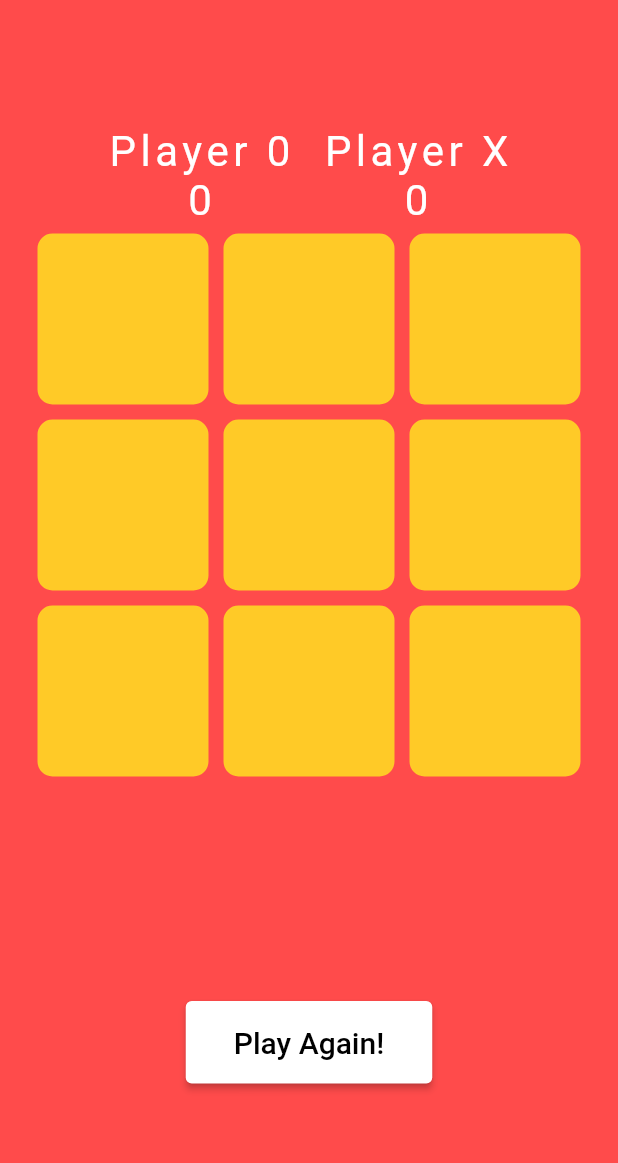
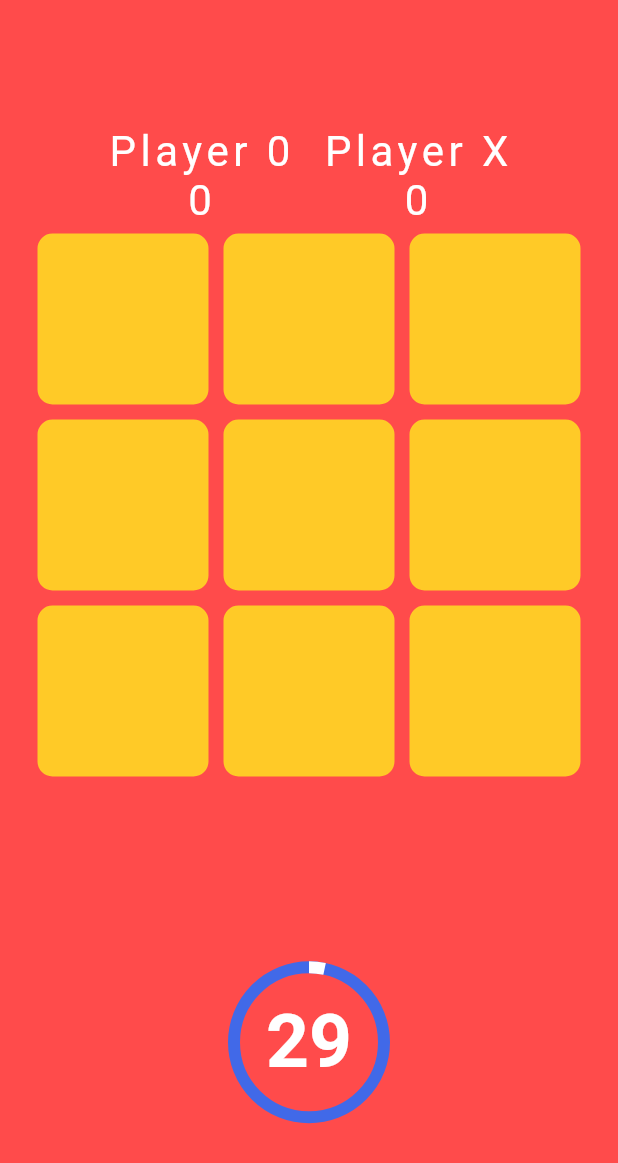
Before and after one commit to hirakjyoti08/Tic-Tac-Toe-Game, a Flutter app: the screen it shows after launch, after a tap on "Play Again!", on a phone screen of 412 x 824 dp. Shown: the top 1163 px of the screen. Run offline on Flutter 3.47's test engine with Material 2 defaults, Android fonts, the phone set to English and light mode, and no system bars; our stand-ins replace google_fonts; Roboto replaces fonts that are missing (Salsa).

```diff
--- a/lib/game.dart
+++ b/lib/game.dart
@@ -1,4 +1,5 @@
 import 'package:flutter/material.dart';
+import 'dart:async';
 import 'package:google_fonts/google_fonts.dart';
 import 'constants/colors.dart';
 import 'package:tic_tac_toe/main.dart';
@@ -20,12 +21,37 @@ class _GameScreenState extends State<GameScreen> {
   String resultDec = '';
   bool winnerFound = false;
 
+  static const maxSec = 30;
+  int sec = maxSec;
+  Timer? timer;
+
   static var customFontWhite = GoogleFonts.salsa(
       textStyle: TextStyle(
     color: Colors.white,
     letterSpacing: 3,
     fontSize: 28,
   ));
+
+  void startTimer() {
+    timer = Timer.periodic(Duration(seconds: 1), (_) {
+      setState(() {
+        if (sec > 0) {
+          sec--;
+        } else {
+          stopTimer();
+        }
+      });
+    });
+  }
+
+  void stopTimer() {
+    resetTimer();
+    timer?.cancel();
+  }
+
+  void resetTimer() {
+    sec = maxSec;
+  }
 
   @override
   Widget build(BuildContext context) {
@@ -121,18 +147,7 @@ class _GameScreenState extends State<GameScreen> {
                     SizedBox(
                       height: 10,
                     ),
-                    ElevatedButton(
-                        style: ElevatedButton.styleFrom(
-                            backgroundColor: Colors.white,
-                            padding: EdgeInsets.symmetric(
-                                horizontal: 32, vertical: 16)),
-                        onPressed: () {
-                          _clearBoard();
-                        },
-                        child: Text(
-                          'Play Again!',
-                          style: TextStyle(fontSize: 20, color: Colors.black),
-                        ))
+                    _buildTimer()
                   ],
                 ),
               ),
@@ -144,6 +159,9 @@ class _GameScreenState extends State<GameScreen> {
   }
 
   void _tapped(int index) {
+    final isRunning = timer == null ? false : timer!.isActive;
+
+    if(isRunning) {
     setState(() {
       if (oTurn && displayXO[index] == '') {
         displayXO[index] = '0';
@@ -156,6 +174,7 @@ class _GameScreenState extends State<GameScreen> {
       oTurn = !oTurn;
       _checkWinner();
     });
+    }
   }
 
   void _checkWinner() {
@@ -264,4 +283,47 @@ class _GameScreenState extends State<GameScreen> {
     });
     filledBoxed = 0;
   }
+
+  Widget _buildTimer() {
+    final isRunning = timer == null ? false : timer!.isActive;
+
+    return isRunning
+      ? SizedBox(
+        width: 100,
+        height: 100,
+        child: Stack(
+          fit: StackFit.expand,
+          children: [
+            CircularProgressIndicator(
+              value: 1 - sec/maxSec,
+              valueColor: AlwaysStoppedAnimation(Colors.white),
+              strokeWidth: 8,
+              backgroundColor: MainColor.accentColor,
+            ),
+            Center(
+              child: Text(
+                '$sec',
+                style: TextStyle(
+                  fontWeight: FontWeight.bold,
+                  color: Colors.white,
+                  fontSize: 50,
+                ),
+              ),
+            ),
+          ],
+        ),
+      )
+      : ElevatedButton(
+            style: ElevatedButton.styleFrom(
+              backgroundColor: Colors.white,
+              padding: EdgeInsets.symmetric( horizontal: 32, vertical: 16)),
+            onPressed: () {
+              startTimer();
+              _clearBoard();
+            },
+            child: Text(
+                    'Play Again!',
+                    style: TextStyle(fontSize: 20, color: Colors.black),
+              ),);
+  }
 }
```
